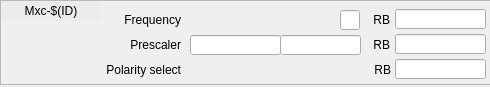
Qt form ui/EVG/evg_master_mxc-v2.ui (epics-modules/mrfioc2) before a commit.
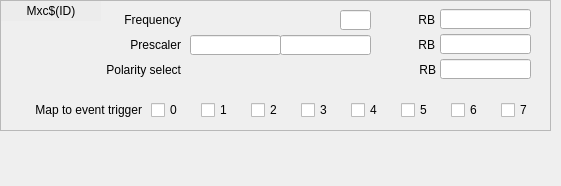
The same form after that commit. Custom widgets are drawn as their Qt base class.

Diff of the .ui file:
```diff
--- a/ui/EVG/evg_master_mxc-v2.ui
+++ b/ui/EVG/evg_master_mxc-v2.ui
@@ -6,8 +6,8 @@
    <rect>
     <x>0</x>
     <y>0</y>
-    <width>490</width>
-    <height>87</height>
+    <width>561</width>
+    <height>186</height>
    </rect>
   </property>
   <property name="windowTitle">
@@ -18,8 +18,8 @@
     <rect>
      <x>0</x>
      <y>0</y>
-     <width>491</width>
-     <height>85</height>
+     <width>551</width>
+     <height>131</height>
     </rect>
    </property>
    <property name="frameShape">
@@ -109,7 +109,7 @@
    <widget class="caLineEdit" name="calineedit_11">
     <property name="geometry">
      <rect>
-      <x>395</x>
+      <x>440</x>
       <y>59</y>
       <width>91</width>
       <height>20</height>
@@ -135,7 +135,7 @@
      <string notr="true">background-color: rgb(236, 236, 236, 255);</string>
     </property>
     <property name="text">
-     <string>Mxc-$(ID)</string>
+     <string>Mxc$(ID)</string>
     </property>
     <property name="alignment">
      <set>Qt::AlignCenter</set>
@@ -160,7 +160,7 @@
    <widget class="QLabel" name="label_39">
     <property name="geometry">
      <rect>
-      <x>370</x>
+      <x>415</x>
       <y>35</y>
       <width>20</width>
       <height>20</height>
@@ -176,7 +176,7 @@
    <widget class="caLineEdit" name="calineedit_12">
     <property name="geometry">
      <rect>
-      <x>395</x>
+      <x>440</x>
       <y>9</y>
       <width>91</width>
       <height>20</height>
@@ -195,7 +195,7 @@
    <widget class="caLineEdit" name="calineedit_13">
     <property name="geometry">
      <rect>
-      <x>395</x>
+      <x>440</x>
       <y>34</y>
       <width>91</width>
       <height>20</height>
@@ -214,7 +214,7 @@
    <widget class="QLabel" name="label_32">
     <property name="geometry">
      <rect>
-      <x>370</x>
+      <x>415</x>
       <y>60</y>
       <width>21</width>
       <height>20</height>
@@ -230,7 +230,7 @@
    <widget class="QLabel" name="label_37">
     <property name="geometry">
      <rect>
-      <x>370</x>
+      <x>415</x>
       <y>10</y>
       <width>20</width>
       <height>20</height>
@@ -274,7 +274,7 @@
      <rect>
       <x>340</x>
       <y>10</y>
-      <width>20</width>
+      <width>31</width>
       <height>20</height>
      </rect>
     </property>
@@ -319,7 +319,7 @@
      <rect>
       <x>280</x>
       <y>35</y>
-      <width>81</width>
+      <width>91</width>
       <height>20</height>
      </rect>
     </property>
@@ -333,6 +333,150 @@
      <enum>caLineEdit::hexadecimal</enum>
     </property>
    </widget>
+   <widget class="QLabel" name="label_5">
+    <property name="geometry">
+     <rect>
+      <x>1</x>
+      <y>100</y>
+      <width>141</width>
+      <height>20</height>
+     </rect>
+    </property>
+    <property name="text">
+     <string>Map to event trigger</string>
+    </property>
+    <property name="alignment">
+     <set>Qt::AlignRight|Qt::AlignTrailing|Qt::AlignVCenter</set>
+    </property>
+   </widget>
+   <widget class="caToggleButton" name="catogglebutton_5">
+    <property name="geometry">
+     <rect>
+      <x>251</x>
+      <y>100</y>
+      <width>41</width>
+      <height>20</height>
+     </rect>
+    </property>
+    <property name="text">
+     <string>2</string>
+    </property>
+    <property name="channel" stdset="0">
+     <string notr="true">$(EVG):Mxc$(ID)-TrigSrc2-SP</string>
+    </property>
+   </widget>
+   <widget class="caToggleButton" name="catogglebutton_10">
+    <property name="geometry">
+     <rect>
+      <x>501</x>
+      <y>100</y>
+      <width>41</width>
+      <height>20</height>
+     </rect>
+    </property>
+    <property name="text">
+     <string>7</string>
+    </property>
+    <property name="channel" stdset="0">
+     <string notr="true">$(EVG):Mxc$(ID)-TrigSrc7-SP</string>
+    </property>
+   </widget>
+   <widget class="caToggleButton" name="catogglebutton_9">
+    <property name="geometry">
+     <rect>
+      <x>451</x>
+      <y>100</y>
+      <width>41</width>
+      <height>20</height>
+     </rect>
+    </property>
+    <property name="text">
+     <string>6</string>
+    </property>
+    <property name="channel" stdset="0">
+     <string notr="true">$(EVG):Mxc$(ID)-TrigSrc6-SP</string>
+    </property>
+   </widget>
+   <widget class="caToggleButton" name="catogglebutton_2">
+    <property name="geometry">
+     <rect>
+      <x>151</x>
+      <y>100</y>
+      <width>41</width>
+      <height>20</height>
+     </rect>
+    </property>
+    <property name="text">
+     <string>0</string>
+    </property>
+    <property name="channel" stdset="0">
+     <string notr="true">$(EVG):Mxc$(ID)-TrigSrc0-SP</string>
+    </property>
+   </widget>
+   <widget class="caToggleButton" name="catogglebutton_7">
+    <property name="geometry">
+     <rect>
+      <x>351</x>
+      <y>100</y>
+      <width>41</width>
+      <height>20</height>
+     </rect>
+    </property>
+    <property name="text">
+     <string>4</string>
+    </property>
+    <property name="channel" stdset="0">
+     <string notr="true">$(EVG):Mxc$(ID)-TrigSrc4-SP</string>
+    </property>
+   </widget>
+   <widget class="caToggleButton" name="catogglebutton_4">
+    <property name="geometry">
+     <rect>
+      <x>201</x>
+      <y>100</y>
+      <width>41</width>
+      <height>20</height>
+     </rect>
+    </property>
+    <property name="text">
+     <string>1</string>
+    </property>
+    <property name="channel" stdset="0">
+     <string notr="true">$(EVG):Mxc$(ID)-TrigSrc1-SP</string>
+    </property>
+   </widget>
+   <widget class="caToggleButton" name="catogglebutton_6">
+    <property name="geometry">
+     <rect>
+      <x>301</x>
+      <y>100</y>
+      <width>41</width>
+      <height>20</height>
+     </rect>
+    </property>
+    <property name="text">
+     <string>3</string>
+    </property>
+    <property name="channel" stdset="0">
+     <string notr="true">$(EVG):Mxc$(ID)-TrigSrc3-SP</string>
+    </property>
+   </widget>
+   <widget class="caToggleButton" name="catogglebutton_8">
+    <property name="geometry">
+     <rect>
+      <x>401</x>
+      <y>100</y>
+      <width>41</width>
+      <height>20</height>
+     </rect>
+    </property>
+    <property name="text">
+     <string>5</string>
+    </property>
+    <property name="channel" stdset="0">
+     <string notr="true">$(EVG):Mxc$(ID)-TrigSrc5-SP</string>
+    </property>
+   </widget>
   </widget>
  </widget>
  <customwidgets>
@@ -346,6 +490,11 @@
    <extends>caLineEdit</extends>
    <header>caTextEntry</header>
   </customwidget>
+  <customwidget>
+   <class>caToggleButton</class>
+   <extends>QCheckBox</extends>
+   <header>caToggleButton</header>
+  </customwidget>
   <customwidget>
    <class>caSpinbox</class>
    <extends>QFrame</extends>
```
Left out of the diff: 16 changed lines with no effect on the pictures.
